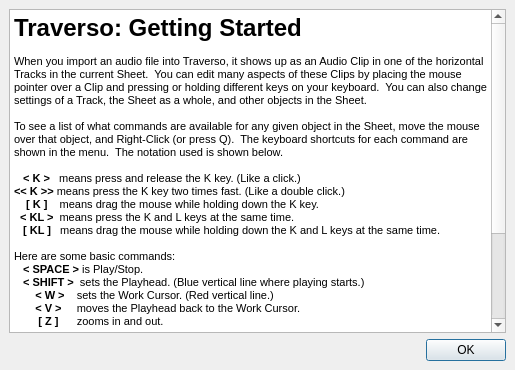
Qt form src/traverso/ui/QuickStart.ui (ErwanLegrand/Traverso-DAW) before a commit.
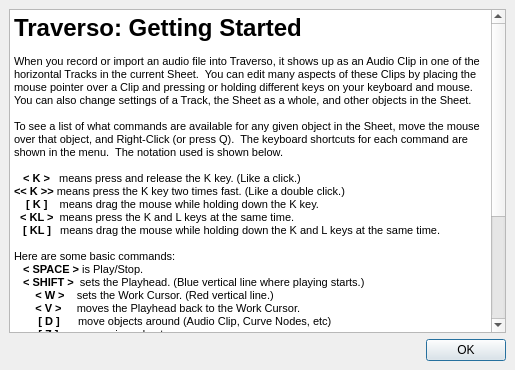
The same form after that commit. Icons and pictures are not drawn.

The edit to the form file:
```diff
--- a/src/traverso/ui/QuickStart.ui
+++ b/src/traverso/ui/QuickStart.ui
@@ -33,7 +33,7 @@
 &lt;/style>&lt;/head>&lt;body style=" font-family:'Sans Serif'; font-size:9pt; font-weight:400; font-style:normal; text-decoration:none;">
 &lt;p style=" margin-top:0px; margin-bottom:0px; margin-left:0px; margin-right:0px; -qt-block-indent:0; text-indent:0px; font-family:'MS Shell Dlg 2'; font-size:8pt;">&lt;span style=" font-size:18pt; font-weight:600;">Traverso: Getting Started&lt;/span>&lt;/p>
 &lt;p style="-qt-paragraph-type:empty; margin-top:0px; margin-bottom:0px; margin-left:0px; margin-right:0px; -qt-block-indent:0; text-indent:0px; font-family:'MS Shell Dlg 2'; font-size:8pt;">&lt;/p>
-&lt;p style=" margin-top:0px; margin-bottom:0px; margin-left:0px; margin-right:0px; -qt-block-indent:0; text-indent:0px; font-family:'MS Shell Dlg 2'; font-size:8pt;">When you import an audio file into Traverso, it shows up as an Audio Clip in one of the horizontal Tracks in the current Sheet.  You can edit many aspects of these Clips by placing the mouse pointer over a Clip and pressing or holding different keys on your keyboard.  You can also change settings of a Track, the Sheet as a whole, and other objects in the Sheet.&lt;/p>
+&lt;p style=" margin-top:0px; margin-bottom:0px; margin-left:0px; margin-right:0px; -qt-block-indent:0; text-indent:0px; font-family:'MS Shell Dlg 2'; font-size:8pt;">When you record or import an audio file into Traverso, it shows up as an Audio Clip in one of the horizontal Tracks in the current Sheet.  You can edit many aspects of these Clips by placing the mouse pointer over a Clip and pressing or holding different keys on your keyboard and mouse.  You can also change settings of a Track, the Sheet as a whole, and other objects in the Sheet.&lt;/p>
 &lt;p style="-qt-paragraph-type:empty; margin-top:0px; margin-bottom:0px; margin-left:0px; margin-right:0px; -qt-block-indent:0; text-indent:0px; font-family:'MS Shell Dlg 2'; font-size:8pt;">&lt;/p>
 &lt;p style=" margin-top:0px; margin-bottom:0px; margin-left:0px; margin-right:0px; -qt-block-indent:0; text-indent:0px; font-family:'MS Shell Dlg 2'; font-size:8pt;">To see a list of what commands are available for any given object in the Sheet, move the mouse over that object, and Right-Click (or press Q).  The keyboard shortcuts for each command are shown in the menu.  The notation used is shown below.&lt;/p>
 &lt;p style="-qt-paragraph-type:empty; margin-top:0px; margin-bottom:0px; margin-left:0px; margin-right:0px; -qt-block-indent:0; text-indent:0px; font-family:'MS Shell Dlg 2'; font-size:8pt;">&lt;/p>
@@ -48,11 +48,14 @@
 &lt;p style=" margin-top:0px; margin-bottom:0px; margin-left:0px; margin-right:0px; -qt-block-indent:0; text-indent:0px; font-family:'MS Shell Dlg 2'; font-size:8pt;">   &lt;span style=" font-weight:600;">&amp;lt; SHIFT &amp;gt;&lt;/span>  sets the Playhead. (Blue vertical line where playing starts.)&lt;/p>
 &lt;p style=" margin-top:0px; margin-bottom:0px; margin-left:0px; margin-right:0px; -qt-block-indent:0; text-indent:0px; font-family:'MS Shell Dlg 2'; font-size:8pt;">       &lt;span style=" font-weight:600;">&amp;lt; W &amp;gt;&lt;/span>    sets the Work Cursor. (Red vertical line.)&lt;/p>
 &lt;p style=" margin-top:0px; margin-bottom:0px; margin-left:0px; margin-right:0px; -qt-block-indent:0; text-indent:0px; font-family:'MS Shell Dlg 2'; font-size:8pt;">       &lt;span style=" font-weight:600;">&amp;lt; V &amp;gt;    &lt;/span> moves the Playhead back to the Work Cursor.&lt;/p>
-&lt;p style=" margin-top:0px; margin-bottom:0px; margin-left:0px; margin-right:0px; -qt-block-indent:0; text-indent:0px; font-family:'MS Shell Dlg 2'; font-size:8pt;">        &lt;span style=" font-weight:600;">[ Z ]&lt;/span>      zooms in and out.&lt;/p>
+&lt;p style=" margin-top:0px; margin-bottom:0px; margin-left:0px; margin-right:0px; -qt-block-indent:0; text-indent:0px; font-family:'MS Shell Dlg 2'; font-size:8pt;">        &lt;span style=" font-weight:600;">[ D ] &lt;/span>     move objects around (Audio Clip, Curve Nodes, etc)&lt;/p>
+&lt;p style=" margin-top:0px; margin-bottom:0px; margin-left:0px; margin-right:0px; -qt-block-indent:0; text-indent:0px; font-family:'MS Shell Dlg 2'; font-size:8pt;">        &lt;span style=" font-weight:600;">[ Z ]&lt;/span>       zooms in and out.&lt;/p>
+&lt;p style=" margin-top:0px; margin-bottom:0px; margin-left:0px; margin-right:0px; -qt-block-indent:0; text-indent:0px; font-family:'MS Shell Dlg 2'; font-size:8pt;">        &lt;span style=" font-weight:600;">[ S ]&lt;/span>	 scroll omnidirectional (aka Shuttle) &lt;/p>
 &lt;p style="-qt-paragraph-type:empty; margin-top:0px; margin-bottom:0px; margin-left:0px; margin-right:0px; -qt-block-indent:0; text-indent:0px; font-family:'MS Shell Dlg 2'; font-size:8pt;">&lt;/p>
 &lt;p style=" margin-top:0px; margin-bottom:0px; margin-left:0px; margin-right:0px; -qt-block-indent:0; text-indent:0px; font-family:'MS Shell Dlg 2'; font-size:8pt;">And some Audio Clip Commands:&lt;/p>
 &lt;p style=" margin-top:0px; margin-bottom:0px; margin-left:0px; margin-right:0px; -qt-block-indent:0; text-indent:0px; font-family:'MS Shell Dlg 2'; font-size:8pt;">   &lt;span style=" font-weight:600;">[ E ] &lt;/span>  drags a Clip's left or right edge.&lt;/p>
 &lt;p style=" margin-top:0px; margin-bottom:0px; margin-left:0px; margin-right:0px; -qt-block-indent:0; text-indent:0px; font-family:'MS Shell Dlg 2'; font-size:8pt;">   &lt;span style=" font-weight:600;">[ F ]&lt;/span>   adjusts the length of a Clip's Fade In / Fade Out.&lt;/p>
+&lt;p style=" margin-top:0px; margin-bottom:0px; margin-left:0px; margin-right:0px; -qt-block-indent:0; text-indent:0px; font-family:'MS Shell Dlg 2'; font-size:8pt;">   &lt;span style=" font-weight:600;">[ G ]   &lt;/span>ajdust the Gain of a clip (also works on Tracks, Sheet)&lt;/p>
 &lt;p style=" margin-top:0px; margin-bottom:0px; margin-left:0px; margin-right:0px; -qt-block-indent:0; text-indent:0px; font-family:'MS Shell Dlg 2'; font-size:8pt;">  &lt;span style=" font-weight:600;">&amp;lt; X &amp;gt;&lt;/span>  splits the Clip at the cursor's position.&lt;/p>
 &lt;p style="-qt-paragraph-type:empty; margin-top:0px; margin-bottom:0px; margin-left:0px; margin-right:0px; -qt-block-indent:0; text-indent:0px; font-family:'MS Shell Dlg 2'; font-size:8pt;">&lt;/p>
 &lt;p style=" margin-top:0px; margin-bottom:0px; margin-left:0px; margin-right:0px; -qt-block-indent:0; text-indent:0px; font-family:'MS Shell Dlg 2'; font-size:8pt;">For more information, right-click on everything, or check out the Traverso manual.&lt;/p>
```
